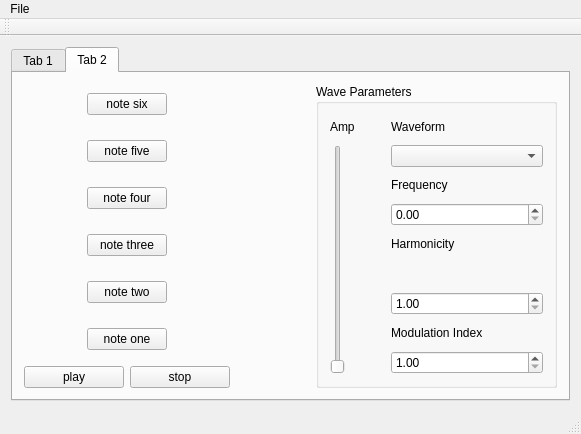
This is Sequencer/mainwindow.ui in rokthewok/ECE4974 as Qt 5 draws it before an edit. The edited form follows.
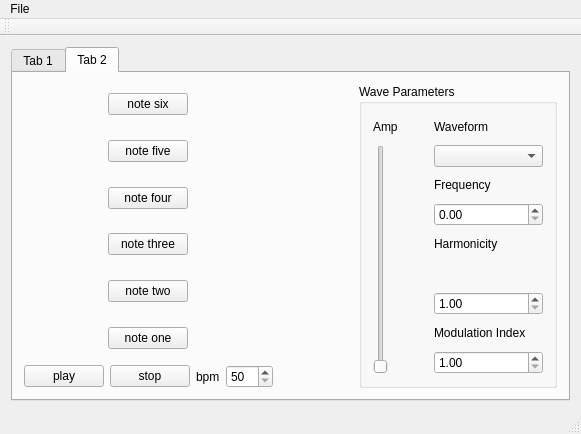
This is the edited form.

Commit message: added functionality to change tempo. Also added shell class for saving wave files

Patch:
```diff
--- a/Sequencer/mainwindow.ui
+++ b/Sequencer/mainwindow.ui
@@ -143,6 +143,23 @@
               </property>
              </widget>
             </item>
+            <item>
+             <widget class="QLabel" name="bpmLabel">
+              <property name="text">
+               <string>bpm</string>
+              </property>
+             </widget>
+            </item>
+            <item>
+             <widget class="QSpinBox" name="bpmBox">
+              <property name="minimum">
+               <number>50</number>
+              </property>
+              <property name="maximum">
+               <number>200</number>
+              </property>
+             </widget>
+            </item>
            </layout>
           </item>
          </layout>
```
The commit also changes 11 other files.
